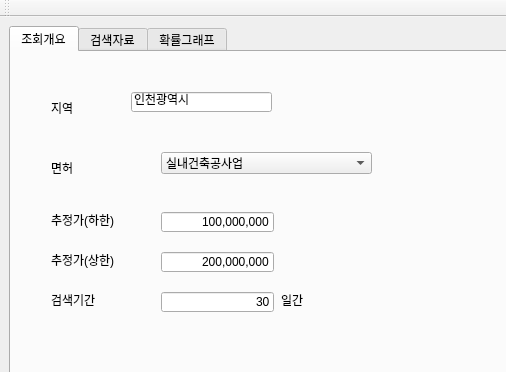
First picture: the form in gui/ui/main_form.ui, repository 67semo/gongbid, before the edit; both pictures show x 0 to 506 and y 0 to 372 of the 941 by 658 pixel window.
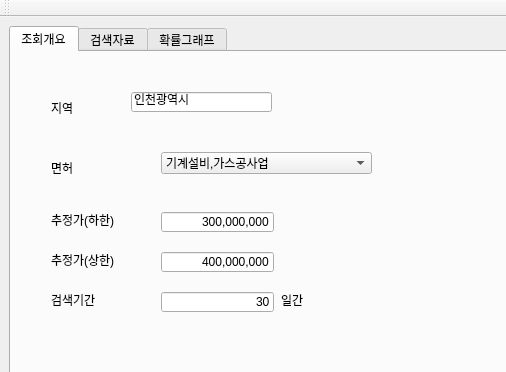
Second picture: the form after the edit. The open tabs and pages were chosen to show the change.

```diff
--- a/gui/ui/main_form.ui
+++ b/gui/ui/main_form.ui
@@ -34,7 +34,7 @@
          </rect>
         </property>
         <property name="currentIndex">
-         <number>0</number>
+         <number>1</number>
         </property>
         <item>
          <property name="text">
@@ -87,7 +87,7 @@
          </rect>
         </property>
         <property name="text">
-         <string>200,000,000</string>
+         <string>400,000,000</string>
         </property>
         <property name="alignment">
          <set>Qt::AlignRight|Qt::AlignTrailing|Qt::AlignVCenter</set>
@@ -119,7 +119,7 @@
          </rect>
         </property>
         <property name="text">
-         <string>100,000,000</string>
+         <string>300,000,000</string>
         </property>
         <property name="alignment">
          <set>Qt::AlignRight|Qt::AlignTrailing|Qt::AlignVCenter</set>
```
Left out of the diff: 4 changed lines with no effect on the pictures.
